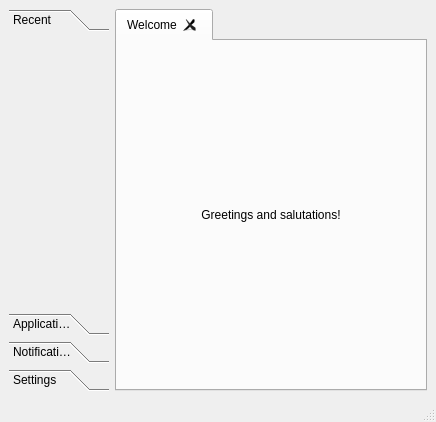
This is src/qworkspace/qworkspace.ui in fluxer/bfp as Qt 5 draws it before an edit. The edited form follows.
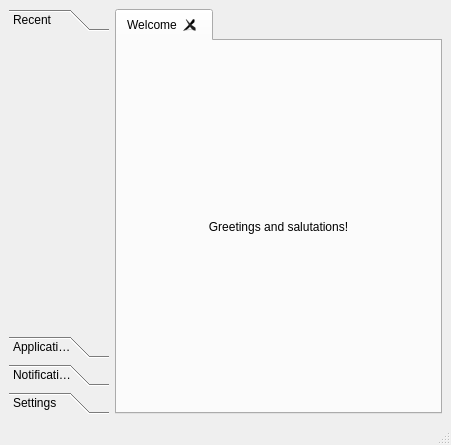
This is the edited form.

The edit to the form file:
```diff
--- a/src/qworkspace/qworkspace.ui
+++ b/src/qworkspace/qworkspace.ui
@@ -6,8 +6,8 @@
    <rect>
     <x>0</x>
     <y>0</y>
-    <width>436</width>
-    <height>422</height>
+    <width>451</width>
+    <height>445</height>
    </rect>
   </property>
   <property name="sizePolicy">
@@ -50,7 +50,7 @@
          <x>0</x>
          <y>0</y>
          <width>100</width>
-         <height>258</height>
+         <height>281</height>
         </rect>
        </property>
        <attribute name="label">
```
Left out of the diff: 6 changed lines with no effect on the pictures.
